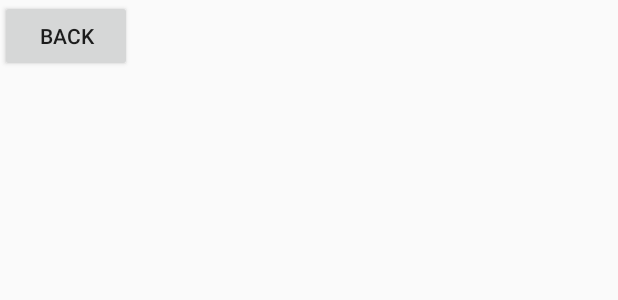
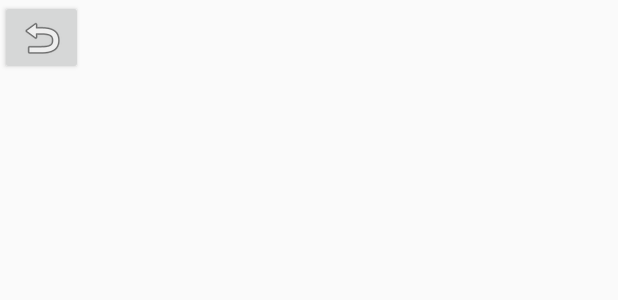
Before and after one commit to jiaqi20/Conversic, an Android app: the layout activity_crash_course.xml on its own in the app's theme, with its tools: preview values and no code run, on a phone screen of 412 x 824 dp. Shown: the top 300 px of the screen. Run offline under Robolectric (Android 15) with nearby library versions, the light colour scheme and no system bars.

Commit message:
UI for conversic, crash course, library, etc.

```diff
--- a/app/src/main/res/layout/activity_crash_course.xml
+++ b/app/src/main/res/layout/activity_crash_course.xml
@@ -8,9 +8,9 @@
 
     <Button
         android:id="@+id/button11"
-        android:layout_width="wrap_content"
-        android:layout_height="wrap_content"
-        android:text="Back"
+        android:layout_width="55dp"
+        android:layout_height="50dp"
+        android:drawableLeft="@android:drawable/ic_menu_revert"
         tools:layout_editor_absoluteX="12dp"
-        tools:layout_editor_absoluteY="12dp" />
+        tools:layout_editor_absoluteY="13dp" />
 </androidx.constraintlayout.widget.ConstraintLayout>
```
Also changed, not shown: app/src/main/res/layout/activity_conversic.xml (+4 -4 lines), app/src/main/res/layout/activity_library.xml (+4 -4 lines), app/src/main/res/layout/activity_register.xml (+4 -4 lines), app/src/main/res/layout/activity_reset_password.xml (+5 -5 lines).
